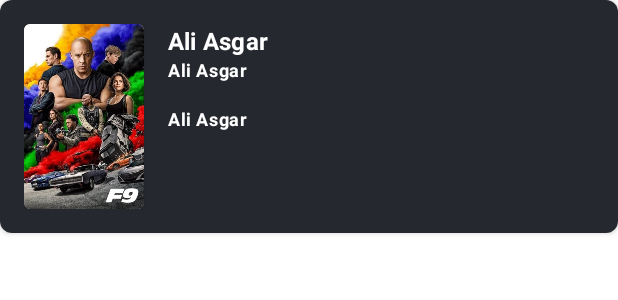
After one commit to aliAsgarZainalAbidin/movie-xml, an Android app: the layout item_row.xml on its own in the app's theme, with its tools: preview values and no code run, on a phone screen of 412 x 824 dp. The commit adds this screen. Shown: the top 300 px of the screen. Run offline under Robolectric (Android 15) with nearby library versions, the phone set to English and light mode, and no system bars.

Commit message:
Log changes : 1. layouting fragment_tab_movies.xml, fragment_tab_tv_shows.xml

```diff
--- /dev/null
+++ b/app/src/main/res/layout/item_row.xml
@@ -0,0 +1,82 @@
+<?xml version="1.0" encoding="utf-8"?>
+<androidx.cardview.widget.CardView xmlns:android="http://schemas.android.com/apk/res/android"
+    xmlns:app="http://schemas.android.com/apk/res-auto"
+    xmlns:tools="http://schemas.android.com/tools"
+    android:layout_width="match_parent"
+    app:cardCornerRadius="8dp"
+    android:layout_marginBottom="16dp"
+    android:layout_height="wrap_content">
+
+    <androidx.constraintlayout.widget.ConstraintLayout
+        android:layout_width="match_parent"
+        android:layout_height="wrap_content"
+        android:background="@color/dark_blue_900"
+        android:padding="16dp">
+
+        <androidx.cardview.widget.CardView
+            android:id="@+id/cv_ftm_container"
+            android:layout_width="wrap_content"
+            android:layout_height="wrap_content"
+            app:cardCornerRadius="4dp"
+            app:layout_constraintBottom_toBottomOf="parent"
+            app:layout_constraintStart_toStartOf="parent"
+            app:layout_constraintTop_toTopOf="parent">
+
+            <ImageView
+                android:id="@+id/iv_ftm_image"
+                android:layout_width="80dp"
+                android:layout_height="123dp"
+                android:scaleType="centerCrop"
+                android:src="@drawable/sample_foto" />
+
+        </androidx.cardview.widget.CardView>
+
+        <com.google.android.material.textview.MaterialTextView
+            android:id="@+id/mtv_ftm_title"
+            style="@style/TextAppearance.MaterialComponents.Subtitle1"
+            android:layout_width="0dp"
+            android:layout_height="wrap_content"
+            android:layout_marginStart="16dp"
+            android:maxLines="1"
+            android:textAlignment="textStart"
+            android:textColor="@color/white"
+            android:textStyle="bold"
+            app:layout_constraintEnd_toEndOf="parent"
+            app:layout_constraintStart_toEndOf="@id/cv_ftm_container"
+            app:layout_constraintTop_toTopOf="parent"
+            tools:text="Ali Asgar" />
+
+        <com.google.android.material.textview.MaterialTextView
+            android:id="@+id/mtv_ftm_date"
+            style="@style/TextAppearance.MaterialComponents.Caption"
+            android:layout_width="0dp"
+            android:layout_height="wrap_content"
+            android:maxLines="1"
+            android:textAlignment="textStart"
+            android:textColor="@color/white"
+            android:textStyle="bold"
+            app:layout_constraintEnd_toEndOf="parent"
+            app:layout_constraintStart_toStartOf="@id/mtv_ftm_title"
+            app:layout_constraintTop_toBottomOf="@id/mtv_ftm_title"
+            tools:text="Ali Asgar" />
+
+        <com.google.android.material.textview.MaterialTextView
+            android:id="@+id/mtv_ftm_overview"
+            style="@style/TextAppearance.MaterialComponents.Caption"
+            android:layout_width="0dp"
+            android:layout_height="0dp"
+            android:layout_marginTop="16dp"
+            android:maxLines="1"
+            android:textAlignment="textStart"
+            android:textColor="@color/white"
+            android:textStyle="bold"
+            app:layout_constraintBottom_toBottomOf="parent"
+            app:layout_constraintEnd_toEndOf="parent"
+            app:layout_constraintStart_toStartOf="@id/mtv_ftm_title"
+            app:layout_constraintTop_toBottomOf="@id/mtv_ftm_date"
+            tools:text="Ali Asgar" />
+
+
+    </androidx.constraintlayout.widget.ConstraintLayout>
+
+</androidx.cardview.widget.CardView>
```
Also changed, not shown: app/src/main/java/com/example/movie_app_xml/view/adapter/TabMoviesAdapter.kt (added, +43 -0 lines), app/src/main/java/com/example/movie_app_xml/view/adapter/TabTvShowsAdapter.kt (added, +44 -0 lines), app/src/main/java/com/example/movie_app_xml/view/save/TabMoviesFragment.kt (+33 -1 lines), app/src/main/java/com/example/movie_app_xml/view/save/TabTvShowsFragment.kt (+32 -1 lines), app/src/main/res/layout/fragment_tab_movies.xml (+12 -6 lines), app/src/main/res/layout/fragment_tab_tv_shows.xml (+12 -6 lines).
